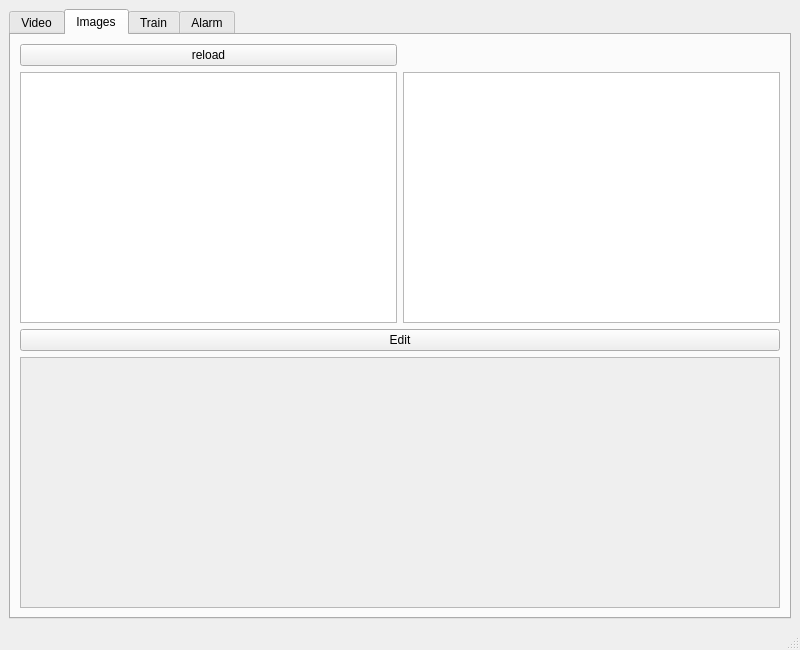
First picture: the form in source/aicamgui/mainwindow.ui, repository chriamue/ai_cam, before the edit.
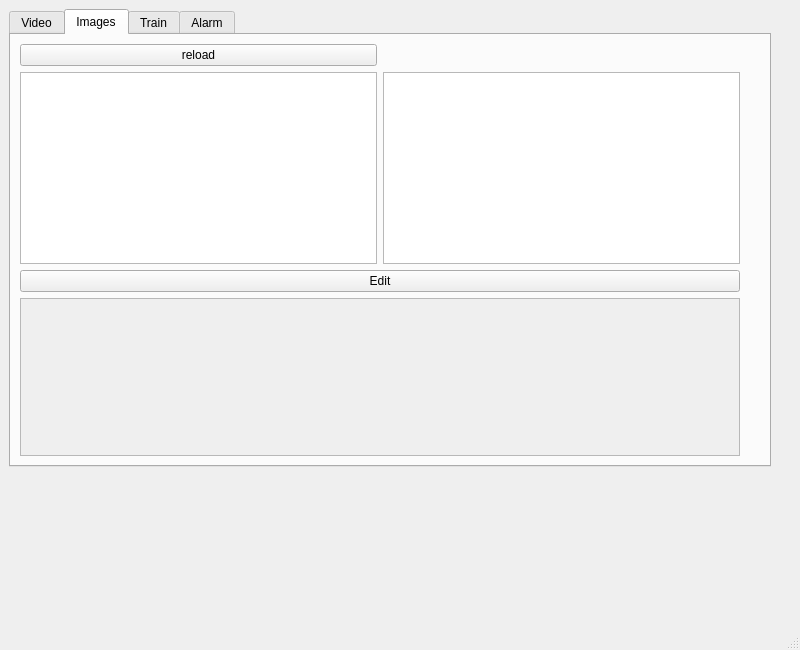
Second picture: the form after the edit. The open tabs and pages were chosen to show the change.

Patch:
```diff
--- a/source/aicamgui/mainwindow.ui
+++ b/source/aicamgui/mainwindow.ui
@@ -15,7 +15,7 @@
   </property>
   <widget class="QWidget" name="centralwidget">
    <layout class="QGridLayout" name="gridLayout">
-    <item row="0" column="0">
+    <item row="0" column="0" rowspan="3">
      <widget class="QTabWidget" name="tabWidget">
       <property name="currentIndex">
        <number>0</number>
@@ -35,7 +35,66 @@
         <string>Images</string>
        </attribute>
        <layout class="QGridLayout" name="gridLayout_2">
-        <item row="3" column="0" colspan="2">
+        <item row="1" column="0">
+         <widget class="QListWidget" name="imagesListWidget"/>
+        </item>
+        <item row="1" column="1">
+         <widget class="QListWidget" name="labelsListWidget"/>
+        </item>
+        <item row="2" column="0" colspan="2">
+         <widget class="QPushButton" name="imageEditButton">
+          <property name="text">
+           <string>Edit</string>
+          </property>
+         </widget>
+        </item>
+        <item row="0" column="0">
+         <widget class="QPushButton" name="reloadButton">
+          <property name="text">
+           <string>reload</string>
+          </property>
+         </widget>
+        </item>
+        <item row="3" column="2">
+         <spacer name="verticalSpacer_5">
+          <property name="orientation">
+           <enum>Qt::Vertical</enum>
+          </property>
+          <property name="sizeHint" stdset="0">
+           <size>
+            <width>20</width>
+            <height>40</height>
+           </size>
+          </property>
+         </spacer>
+        </item>
+        <item row="0" column="2" rowspan="3">
+         <spacer name="verticalSpacer_4">
+          <property name="orientation">
+           <enum>Qt::Vertical</enum>
+          </property>
+          <property name="sizeHint" stdset="0">
+           <size>
+            <width>20</width>
+            <height>40</height>
+           </size>
+          </property>
+         </spacer>
+        </item>
+        <item row="4" column="2">
+         <spacer name="verticalSpacer_6">
+          <property name="orientation">
+           <enum>Qt::Vertical</enum>
+          </property>
+          <property name="sizeHint" stdset="0">
+           <size>
+            <width>20</width>
+            <height>40</height>
+           </size>
+          </property>
+         </spacer>
+        </item>
+        <item row="3" column="0" rowspan="2" colspan="2">
          <widget class="QScrollArea" name="scrollArea">
           <property name="widgetResizable">
            <bool>true</bool>
@@ -45,33 +104,13 @@
             <rect>
              <x>0</x>
              <y>0</y>
-             <width>722</width>
+             <width>658</width>
              <height>136</height>
             </rect>
            </property>
           </widget>
          </widget>
         </item>
-        <item row="1" column="0">
-         <widget class="QListWidget" name="imagesListWidget"/>
-        </item>
-        <item row="1" column="1">
-         <widget class="QListWidget" name="labelsListWidget"/>
-        </item>
-        <item row="2" column="0" colspan="2">
-         <widget class="QPushButton" name="imageEditButton">
-          <property name="text">
-           <string>Edit</string>
-          </property>
-         </widget>
-        </item>
-        <item row="0" column="0">
-         <widget class="QPushButton" name="reloadButton">
-          <property name="text">
-           <string>reload</string>
-          </property>
-         </widget>
-        </item>
        </layout>
       </widget>
       <widget class="QWidget" name="trainTab">
@@ -96,9 +135,61 @@
       </widget>
      </widget>
     </item>
-    <item row="1" column="0">
+    <item row="3" column="0">
      <layout class="QGridLayout" name="loggerGridLayout"/>
     </item>
+    <item row="2" column="1">
+     <spacer name="verticalSpacer">
+      <property name="orientation">
+       <enum>Qt::Vertical</enum>
+      </property>
+      <property name="sizeHint" stdset="0">
+       <size>
+        <width>20</width>
+        <height>40</height>
+       </size>
+      </property>
+     </spacer>
+    </item>
+    <item row="0" column="1">
+     <spacer name="verticalSpacer_3">
+      <property name="orientation">
+       <enum>Qt::Vertical</enum>
+      </property>
+      <property name="sizeHint" stdset="0">
+       <size>
+        <width>20</width>
+        <height>40</height>
+       </size>
+      </property>
+     </spacer>
+    </item>
+    <item row="3" column="1">
+     <spacer name="verticalSpacer_2">
+      <property name="orientation">
+       <enum>Qt::Vertical</enum>
+      </property>
+      <property name="sizeHint" stdset="0">
+       <size>
+        <width>20</width>
+        <height>40</height>
+       </size>
+      </property>
+     </spacer>
+    </item>
+    <item row="1" column="1">
+     <spacer name="verticalSpacer_7">
+      <property name="orientation">
+       <enum>Qt::Vertical</enum>
+      </property>
+      <property name="sizeHint" stdset="0">
+       <size>
+        <width>20</width>
+        <height>40</height>
+       </size>
+      </property>
+     </spacer>
+    </item>
    </layout>
   </widget>
   <widget class="QMenuBar" name="menubar">
```
